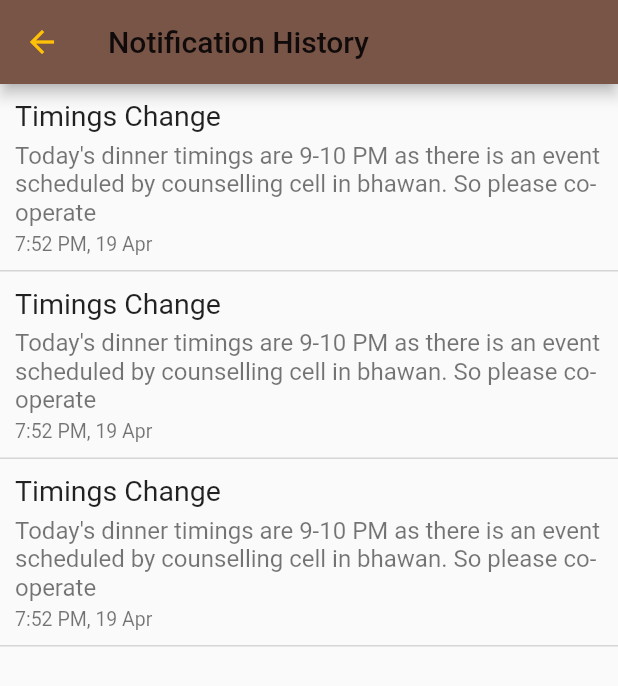
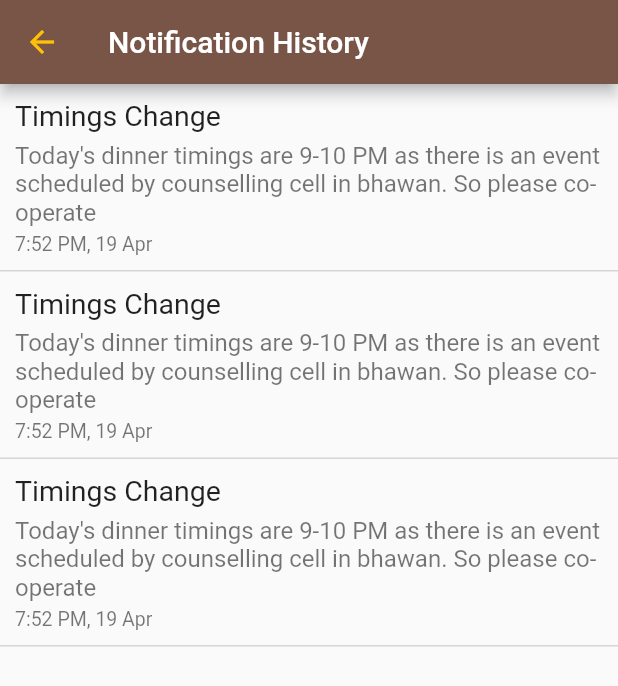
Before and after one commit to mdgspace/appetizer-flutter, a Flutter app: the NotificationHistory screen opened directly, on a phone screen of 412 x 824 dp. Shown: the top 686 px of the screen. Run offline on Flutter 3.47's test engine with Material 2 defaults, Android fonts, the phone set to English and light mode, and no system bars; our stand-ins replace flare_flutter, flutter_calendar_carousel, shared_preferences; accounts and stored records are empty.

Commit message:
feat: Add Notification Model And Service class. bfix: resolve overflow bugs. Add onTap Listeners for navDrawerFlags

```diff
--- /dev/null
+++ b/lib/models/user/Notification.dart
@@ -0,0 +1,65 @@
+// To parse this JSON data, do
+//
+//     final notification = notificationFromJson(jsonString);
+
+import 'dart:convert';
+
+Notification notificationFromJson(String str) => Notification.fromJson(json.decode(str));
+
+String notificationToJson(Notification data) => json.encode(data.toJson());
+
+class Notification {
+  int count;
+  bool hasNext;
+  bool hasPrevious;
+  List<Result> results;
+
+  Notification({
+    this.count,
+    this.hasNext,
+    this.hasPrevious,
+    this.results,
+  });
+
+  factory Notification.fromJson(Map<String, dynamic> json) => new Notification(
+    count: json["count"],
+    hasNext: json["has_next"],
+    hasPrevious: json["has_previous"],
+    results: new List<Result>.from(json["results"].map((x) => Result.fromJson(x))),
+  );
+
+  Map<String, dynamic> toJson() => {
+    "count": count,
+    "has_next": hasNext,
+    "has_previous": hasPrevious,
+    "results": new List<dynamic>.from(results.map((x) => x.toJson())),
+  };
+}
+
+class Result {
+  int id;
+  int dateCreated;
+  String title;
+  String message;
+
+  Result({
+    this.id,
+    this.dateCreated,
+    this.title,
+    this.message,
+  });
+
+  factory Result.fromJson(Map<String, dynamic> json) => new Result(
+    id: json["id"],
+    dateCreated: json["date_created"],
+    title: json["title"],
+    message: json["message"],
+  );
+
+  Map<String, dynamic> toJson() => {
+    "id": id,
+    "date_created": dateCreated,
+    "title": title,
+    "message": message,
+  };
+}
--- a/lib/screens/my_leaves/manage_leaves_banner.dart
+++ b/lib/screens/my_leaves/manage_leaves_banner.dart
@@ -25,10 +25,10 @@ class ManageLeaveBanner extends StatelessWidget{
                 Padding(
                   padding: const EdgeInsets.fromLTRB(10.0, 10.0, 0.0, 2.0),
                   child: Text(
-                    'Manage Your Leave',
+                    'Manage Your Leaves',
                     style: TextStyle(
                       color: Colors.white,
-                      fontSize: 25.0,
+                      fontSize: 24.0,
                     ),
                   ),
                 ),
@@ -38,7 +38,7 @@ class ManageLeaveBanner extends StatelessWidget{
                     'See upcoming meals you are leaving',
                     style: TextStyle(
                         color: const Color.fromRGBO(255, 193, 7, 1),
-                        fontSize: 15.0
+                        fontSize: 12.0
                     ),
                   ),
                 ),
--- a/lib/screens/my_leaves/see_history.dart
+++ b/lib/screens/my_leaves/see_history.dart
@@ -1,6 +1,6 @@
 import 'package:flutter/material.dart';
 
-class SeeHistory extends StatelessWidget{
+class SeeLeavesHistory extends StatelessWidget{
   @override
   Widget build(BuildContext context) {
     return Container(
--- a/lib/screens/notification_history/noti_history_screen.dart
+++ b/lib/screens/notification_history/noti_history_screen.dart
@@ -7,22 +7,34 @@ class NotificationHistory extends StatelessWidget {
   Widget build(BuildContext context) {
     return Scaffold(
       appBar: AppBar(
-        leading: IconButton(icon: Icon(Icons.arrow_back),
+        leading: IconButton(
+          icon: Icon(Icons.arrow_back),
           color: const Color.fromRGBO(255, 193, 7, 1),
           onPressed: () => Navigator.pop(context, false),
         ),
-        title: Text("Notification History"),
+        title: Text(
+          "Notification History",
+          style: TextStyle(color: Colors.white),
+        ),
         backgroundColor: const Color.fromRGBO(121, 85, 72, 1),
       ),
       body: ListView(
         children: <Widget>[
-          MessNotification('Timings Change', 'Today\'s dinner timings are 9-10 PM as there is an event scheduled by counselling cell in bhawan. So please co-operate', '7:52 PM, 19 Apr'),
-          MessNotification('Timings Change', 'Today\'s dinner timings are 9-10 PM as there is an event scheduled by counselling cell in bhawan. So please co-operate', '7:52 PM, 19 Apr'),
-          MessNotification('Timings Change', 'Today\'s dinner timings are 9-10 PM as there is an event scheduled by counselling cell in bhawan. So please co-operate', '7:52 PM, 19 Apr'),
+          MessNotification(
+              'Timings Change',
+              'Today\'s dinner timings are 9-10 PM as there is an event scheduled by counselling cell in bhawan. So please co-operate',
+              '7:52 PM, 19 Apr'),
+          MessNotification(
+              'Timings Change',
+              'Today\'s dinner timings are 9-10 PM as there is an event scheduled by counselling cell in bhawan. So please co-operate',
+              '7:52 PM, 19 Apr'),
+          MessNotification(
+              'Timings Change',
+              'Today\'s dinner timings are 9-10 PM as there is an event scheduled by counselling cell in bhawan. So please co-operate',
+              '7:52 PM, 19 Apr'),
           //TODO: IMPLEMENT MAP FOR THE NOTIFICATIONS FETCHED
         ],
       ),
-
     );
   }
 }
--- a/lib/services/transaction.dart
+++ b/lib/services/transaction.dart
@@ -8,7 +8,7 @@ String url = "http://appetizer-mdg.herokuapp.com";
 var header = {"Content-Type": "application/json"};
 http.Client client = new http.Client();
 
-Future<MonthlyRebate> getMonthlyLeave(String token) async {
+Future<MonthlyRebate> getMonthlyRebate(String token) async {
   String endPoint = "/api/transaction/rebate/current/";
   String uri = url + endPoint;
 
```
Also changed, not shown: lib/Home.dart (+27 -6 lines), lib/MainScreen.dart (+13 -16 lines), lib/screens/my_leaves/my_leaves_screen.dart (+7 -2 lines), lib/screens/my_rebates/monthly_balance.dart (+14 -19 lines), lib/screens/my_rebates/my_rebates_screen.dart (+9 -4 lines), lib/screens/my_rebates/see_rebate_history.dart (+16 -7 lines), lib/screens/rebate_history/rebate_history_screen.dart (+70 -4 lines), lib/services/user.dart (+22 -4 lines).
